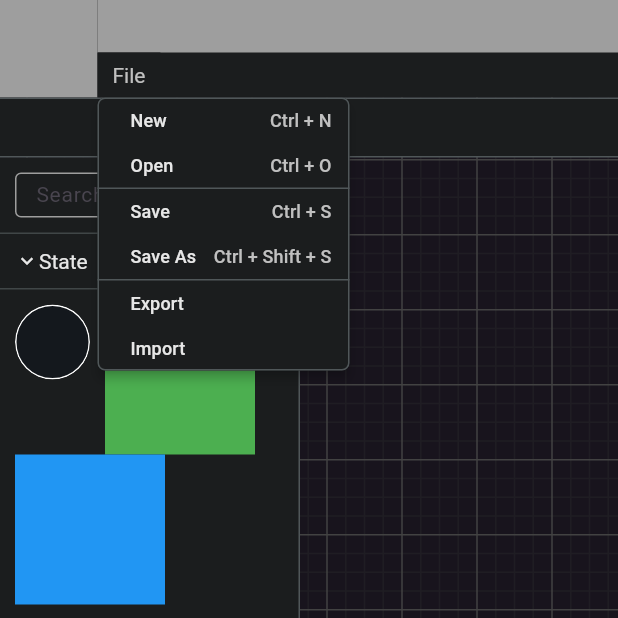
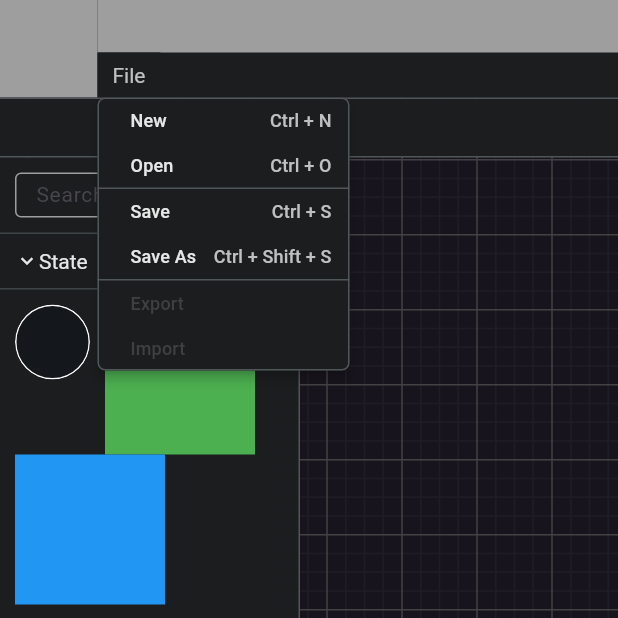
Before and after one commit to MeowKyWay/fa_simulator, a Flutter app: the screen it shows after launch, after a tap on "State", after a tap on "Transition", after a tap on "File", on a phone screen of 412 x 824 dp, the top half of it. Run offline on Flutter 3.47's test engine with Material 3 defaults, Android fonts, the phone set to English and light mode, and no system bars; our stand-ins replace dotted_border.

```diff
--- /dev/null
+++ b/lib/action/file/save_diagram_action.dart
@@ -0,0 +1,20 @@
+import 'package:fa_simulator/action/app_action.dart';
+import 'package:fa_simulator/file/diagram_save.dart';
+
+class SaveDiagramAction extends AppAction {
+  @override
+  bool get isRevertable => false;
+
+  @override
+  void execute() {
+    DiagramSave().save('diagram.dfa');
+  }
+
+  @override
+  void undo() {
+  }
+
+  @override
+  void redo() {
+  }
+}
--- a/lib/config/theme.dart
+++ b/lib/config/theme.dart
@@ -40,4 +40,8 @@ const double textSmallSize = 12;
 
 const Color primaryTextColor = Color.fromRGBO(231, 231, 231, 1);
 const Color secondaryTextColor = Color.fromRGBO(192, 192, 192, 1);
+
+const Color primaryDisabledTextColor = Color.fromRGBO(62, 64, 65, 1);
+const Color secondaryDisabledTextColor = Color.fromRGBO(47, 49, 50, 1);
+
 const TextDecoration textDecoration = TextDecoration.none;
--- a/lib/file/diagram_save.dart
+++ b/lib/file/diagram_save.dart
@@ -13,6 +13,7 @@ class DiagramSave {
 
       File file = File(filePath);
       await file.writeAsString(jsonString);
+      log('Diagram saved to ${file.absolute}');
     }
     catch (e) {
       log('Failed to save diagram: $e');
--- a/lib/widget/diagram/diagram_type/state_type.dart
+++ b/lib/widget/diagram/diagram_type/state_type.dart
@@ -53,7 +53,7 @@ class StateType extends DiagramType {
       'type': 'state',
       'id': id,
       'label': label,
-      'position': position,
+      'position': position.toString(),
     };
   }
 }
--- a/lib/widget/top_bar/menu_bar/menu/diagram_file_menu.dart
+++ b/lib/widget/top_bar/menu_bar/menu/diagram_file_menu.dart
@@ -1,3 +1,5 @@
+import 'package:fa_simulator/action/app_action.dart';
+import 'package:fa_simulator/action/file/save_diagram_action.dart';
 import 'package:fa_simulator/widget/keyboard/key_handler/diagram_shortcut.dart';
 import 'package:fa_simulator/widget/top_bar/menu_bar/menu/diagram_menu.dart';
 import 'package:fa_simulator/widget/top_bar/menu_bar/menu/diagram_menu_item.dart';
@@ -12,7 +14,7 @@ class DiagramFileMenu extends DiagramMenu {
   String get label => 'File';
 
   @override
-  List<PopupMenuEntry> get items => [
+  List<PopupMenuEntry<AppAction?>> get items => [
         DiagramMenuItem(
           label: 'New',
           shortcut: DiagramShortcut().newFile,
@@ -27,6 +29,7 @@ class DiagramFileMenu extends DiagramMenu {
         DiagramMenuItem(
           label: 'Save',
           shortcut: DiagramShortcut().save,
+          action: SaveDiagramAction(),
         ).build(),
         DiagramMenuItem(
           label: 'Save As',
@@ -35,7 +38,13 @@ class DiagramFileMenu extends DiagramMenu {
         const PopupMenuDivider(
           height: 1,
         ),
-        DiagramMenuItem(label: 'Export').build(),
-        DiagramMenuItem(label: 'Import').build(),
+        DiagramMenuItem(
+          label: 'Export',
+          enabled: false,
+        ).build(),
+        DiagramMenuItem(
+          label: 'Import',
+          enabled: false,
+        ).build(),
       ];
 }
--- a/lib/widget/top_bar/menu_bar/menu/diagram_menu.dart
+++ b/lib/widget/top_bar/menu_bar/menu/diagram_menu.dart
@@ -1,3 +1,4 @@
+import 'package:fa_simulator/action/app_action.dart';
 import 'package:fa_simulator/config/theme.dart';
 import 'package:flutter/material.dart';
 
@@ -8,7 +9,7 @@ abstract class DiagramMenu extends StatefulWidget {
 
   String get label;
 
-  List<PopupMenuEntry> get items;
+  List<PopupMenuEntry<AppAction?>> get items;
 
   @override
   State<DiagramMenu> createState() => _DiagramMenuState();
@@ -30,7 +31,7 @@ class _DiagramMenuState extends State<DiagramMenu> {
           isHovered = false;
         });
       },
-      child: PopupMenuButton(
+      child: PopupMenuButton<AppAction?>(
         tooltip: "",
         color: secondaryColor,
         menuPadding: EdgeInsets.zero,
@@ -44,6 +45,9 @@ class _DiagramMenuState extends State<DiagramMenu> {
         offset: const Offset(0, 30),
         itemBuilder: (context) {
           return widget.items;
+        },
+        onSelected: (action) {
+          action?.execute();
         },
         child: Container(
           color: isHovered ? primaryColor : secondaryColor,
--- a/lib/widget/top_bar/menu_bar/menu/diagram_menu_item.dart
+++ b/lib/widget/top_bar/menu_bar/menu/diagram_menu_item.dart
@@ -1,18 +1,25 @@
+import 'package:fa_simulator/action/app_action.dart';
 import 'package:fa_simulator/config/theme.dart';
 import 'package:flutter/material.dart';
 
 class DiagramMenuItem {
   final String label;
   final String shortcut;
+  final bool enabled;
+  final AppAction? action;
 
   const DiagramMenuItem({
     required this.label,
     this.shortcut = '',
+    this.enabled = true,
+    this.action,
   });
 
-  PopupMenuItem build() {
-    return PopupMenuItem(
+  PopupMenuItem<AppAction?> build() {
+    return PopupMenuItem<AppAction>(
+      value: action,
       height: 30,
+      enabled: enabled,
       child: Container(
         margin: const EdgeInsets.only(left: 10),
         child: Row(
@@ -20,13 +27,15 @@ class DiagramMenuItem {
             Expanded(
               child: Text(
                 label,
-                style: textSmall,
+                style: textSmall.copyWith(
+                  color: enabled? primaryTextColor : primaryDisabledTextColor,
+                ),
               ),
             ),
             Text(
               shortcut,
               style: textSmall.copyWith(
-                color: secondaryTextColor,
+                color: enabled? secondaryTextColor : secondaryDisabledTextColor,
               ),
             ),
           ],
--- a/pubspec.yaml
+++ b/pubspec.yaml
@@ -39,6 +39,7 @@ dependencies:
   dotted_border:
   font_awesome_flutter:
   matrix_gesture_detector: ^0.2.0-nullsafety.1
+  file_picker: ^8.1.6
 
 dev_dependencies:
   flutter_test:
```
Also changed, not shown: lib/action/file/load_diagram_action.dart (added), lib/action/file/new_diagram_action.dart (added), lib/action/file/open_diagram_action.dart (added), lib/widget/utility/offset_util.dart (line endings or trailing spaces), pubspec.lock, 6 other files.
